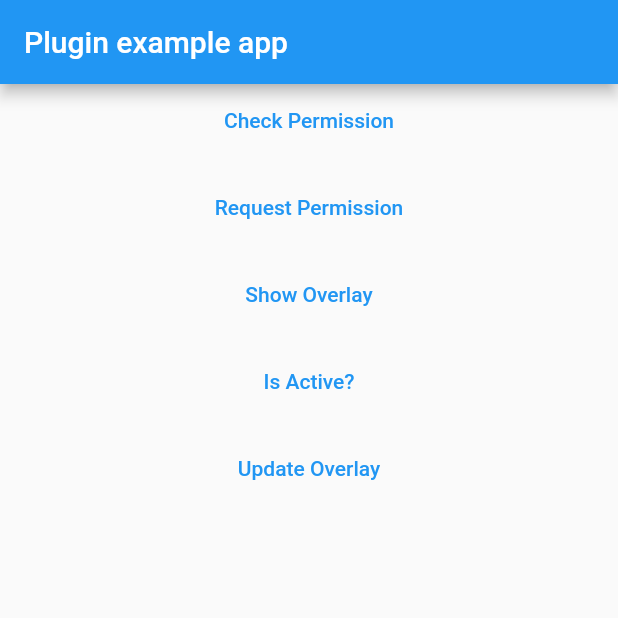
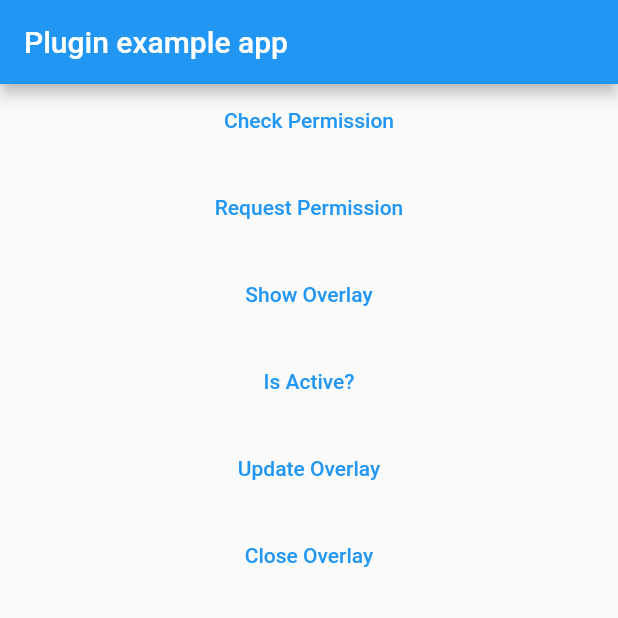
Before and after one commit to X-SLAYER/flutter_overlay_window, a Flutter app: the screen it shows after launch, after a tap on "Show Overlay", on a phone screen of 412 x 824 dp, the top half of it. Run offline on Flutter 3.47's test engine with Material 2 defaults, Android fonts, the phone set to English and light mode, and no system bars.

Commit message:
prepare for new version

```diff
--- a/example/lib/home_page.dart
+++ b/example/lib/home_page.dart
@@ -57,6 +57,8 @@ class _HomePageState extends State<HomePage> {
                   alignment: OverlayAlignment.centerLeft,
                   visibility: NotificationVisibility.visibilityPrivate,
                   positionGravity: PositionGravity.auto,
+                  width: 150,
+                  height: 150,
                 );
               },
               child: const Text("Show Overlay"),
@@ -76,6 +78,13 @@ class _HomePageState extends State<HomePage> {
               },
               child: const Text("Update Overlay"),
             ),
+            const SizedBox(height: 10.0),
+            TextButton(
+              onPressed: () async {
+                await FlutterOverlayWindow.shareData('close');
+              },
+              child: const Text("Close Overlay"),
+            ),
           ],
         ),
       ),
--- a/pubspec.yaml
+++ b/pubspec.yaml
@@ -1,6 +1,6 @@
 name: flutter_overlay_window
 description: Flutter plugin for displaying your flutter app over other apps on the screen
-version: 0.3.1
+version: 0.3.2
 homepage: https://github.com/X-SLAYER/flutter_overlay_window
 
 environment:
```
Also changed, not shown: example/lib/overlays/messanger_chathead.dart (+8 -25 lines), example/pubspec.lock, 1 other file.
